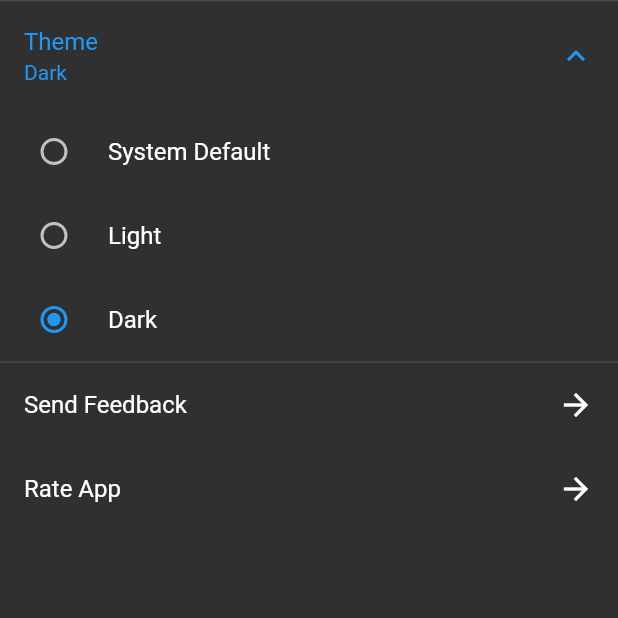
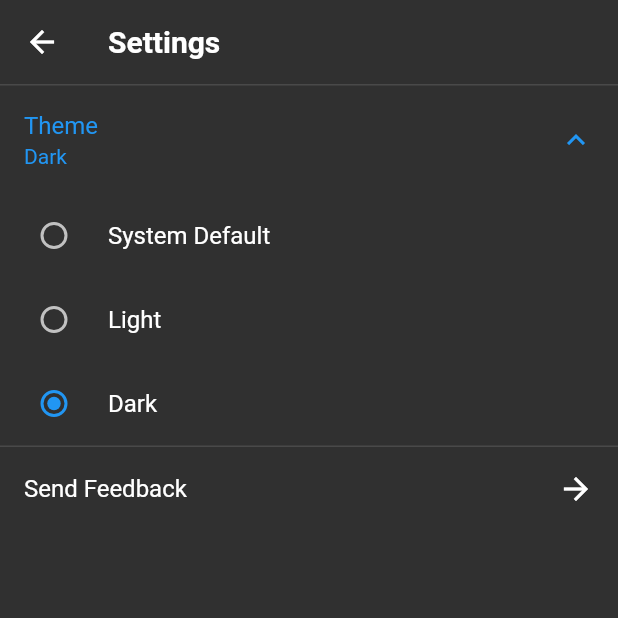
Before and after one commit to EvanSmith93/mood-memo, a Flutter app: the Settings screen opened directly, after a tap on "Theme", after a tap on "Light", after a tap on "Dark", on a phone screen of 412 x 824 dp, the top half of it. Run offline on Flutter 3.47's test engine with Material 2 defaults, Android fonts, the phone set to English and light mode, and no system bars; our stand-ins replace device_info_plus, modal_bottom_sheet, shared_preferences, syncfusion_flutter_calendar; accounts and stored records are empty.

Commit message:
moved settings button to the appbar and refactored more code

```diff
--- a/lib/controllers/calendar_controller.dart
+++ b/lib/controllers/calendar_controller.dart
@@ -1,7 +1,7 @@
 import 'package:flutter/material.dart' hide ModalBottomSheetRoute;
 import 'package:mood_memo/main.dart';
 import 'package:mood_memo/models/rating.dart';
-import 'package:mood_memo/screens/detail_page.dart';
+import 'package:mood_memo/screens/detail.dart';
 import 'package:mood_memo/services/db.dart';
 
 import '../widgets/new_rating_popup.dart';
@@ -28,7 +28,7 @@ class ColorGridController {
       Navigator.push(
         navigatorKey.currentContext!,
         MaterialPageRoute(
-            builder: (context) => DetailPage(
+            builder: (context) => Detail(
                 rating: days[date.toString()]!, refresher: refresher)),
       );
     } else {
--- a/lib/main.dart
+++ b/lib/main.dart
@@ -29,20 +29,39 @@ class _MyAppState extends State<MyApp> {
             title: 'Mood Memo',
             navigatorKey: navigatorKey,
             themeMode: value,
-            theme: ThemeData(
-              brightness: Brightness.light,
+            theme: ThemeData.light().copyWith(
               colorScheme: const ColorScheme.light(
                 primary: Colors.blue,
                 secondary: Colors.blue,
               ),
+              appBarTheme: AppBarTheme(
+                backgroundColor: ThemeData.light().scaffoldBackgroundColor,
+                elevation: 0,
+                iconTheme: const IconThemeData(color: Colors.black),
+                titleTextStyle: const TextStyle(
+                  color: Colors.black,
+                  fontSize: 20,
+                  fontWeight: FontWeight.w600,
+                ),
+              ),
             ),
-            darkTheme: ThemeData(
-              brightness: Brightness.dark,
+            darkTheme: ThemeData.dark().copyWith(
               colorScheme: const ColorScheme.dark(
                 primary: Colors.blue,
                 secondary: Colors.blue,
               ),
+              appBarTheme: AppBarTheme(
+                backgroundColor: ThemeData.dark().scaffoldBackgroundColor,
+                elevation: 0,
+                iconTheme: const IconThemeData(color: Colors.white),
+                titleTextStyle: const TextStyle(
+                  color: Colors.white,
+                  fontSize: 20,
+                  fontWeight: FontWeight.w600,
+                ),
+              ),
             ),
+
             home: const Splash(),
           );
         });
@@ -58,10 +77,7 @@ class _MyAppState extends State<MyApp> {
   // MAYBE NOT NEEDED : add a donate button
 
   // TO DO : change the color scheme for the ratings
-  // TO Do : clean up the database code (make the functions static?)
   // TO DO : test on android (possibly already done)
-  // TO DO : change name to mood memo
-  // TO DO : put settings in the navigation bar and temporarily remove the bottom bar
 
   // DONE : let the user edit posts
   // DONE : fix keyboard bug
@@ -94,3 +110,6 @@ class _MyAppState extends State<MyApp> {
   // DONE : don't highlight the most recently clicked date on the calendar
   // DONE : make the calendar not swipable past the current date
   // DONE : highlight the current date on the calendar
+  // DONE : change name to mood memo
+  // DONE : clean up the database code (make the functions static?)
+  // DONE : put settings in the navigation bar and temporarily remove the bottom bar
--- /dev/null
+++ b/lib/screens/home.dart
@@ -0,0 +1,74 @@
+import 'package:flutter/material.dart';
+import 'package:mood_memo/screens/settings.dart';
+import 'package:mood_memo/widgets/calendar.dart';
+import 'package:mood_memo/widgets/new_rating_popup.dart';
+
+class Home extends StatefulWidget {
+  const Home({super.key});
+
+  @override
+  State<Home> createState() => _HomeState();
+}
+
+class _HomeState extends State<Home> {
+  // for navigation bar - currently not used
+  /*int _currentIndex = 0;
+
+  final List<Widget> _children = [
+    const HomePage(),
+    Settings(),
+  ];*/
+
+  @override
+  Widget build(BuildContext context) {
+    return Scaffold(
+      appBar: AppBar(
+        title: const Text('Mood Memo'),
+        actions: [
+          IconButton(
+            icon: Icon(
+              Icons.settings,
+              color: Theme.of(context).unselectedWidgetColor,
+              ),
+            onPressed: () {
+              Navigator.push(
+                context,
+                MaterialPageRoute(
+                  builder: (context) => Settings(),
+                ),
+              );
+            },
+          ),
+        ],
+      ),
+      body: Calendar(),
+      floatingActionButton: FloatingActionButton(
+        onPressed: () {
+          showRatingPopup(setState, null, null, null);
+        },
+        child: const Icon(Icons.add_reaction, color: Colors.white),
+      ),
+
+      // navigation bar - currently not used
+      /*body: _children[_currentIndex],
+      bottomNavigationBar: BottomNavigationBar(
+        currentIndex: _currentIndex,
+        onTap: (int index) {
+          setState(() {
+            _currentIndex = index;
+          });
+        },
+        items: const [
+          BottomNavigationBarItem(
+            icon: Icon(Icons.calendar_month),
+            label: 'Calendar',
+          ),
+          BottomNavigationBarItem(
+            icon: Icon(Icons.settings),
+            label: 'Settings',
+          ),
+        ],
+      ),*/
+    );
+  }
+}
--- a/lib/screens/settings.dart
+++ b/lib/screens/settings.dart
@@ -13,7 +13,11 @@ class Settings extends StatefulWidget {
 class _SettingsState extends State<Settings> {
   @override
   Widget build(BuildContext context) {
-    return ListView(
+    return Scaffold(
+      appBar: AppBar(
+        title: const Text('Settings'),
+        ),
+      body: ListView(
         children: [
           ExpansionTile(
             title: const Text('Theme'),
@@ -60,14 +64,15 @@ class _SettingsState extends State<Settings> {
             },
           ),
           // rate app button -> opens app store
-        ListTile(
+          /*ListTile(
             title: const Text('Rate App'),
             trailing: const Icon(Icons.arrow_forward),
             onTap: () {
               widget.controller.rateApp();
             },
+          ),*/
+        ],
       ),
-      ],
     );
   }
 }
--- a/lib/screens/splash.dart
+++ b/lib/screens/splash.dart
@@ -1,6 +1,6 @@
 import 'package:flutter/material.dart';
 import 'package:mood_memo/controllers/settings_controller.dart';
-import 'package:mood_memo/screens/tab_view.dart';
+import 'package:mood_memo/screens/home.dart';
 
 class Splash extends StatefulWidget {
   const Splash({super.key});
@@ -28,6 +28,6 @@ class _SplashState extends State<Splash> {
 
   @override
   Widget build(BuildContext context) {
-    return shouldProceed ? const TabView() : const SizedBox.shrink();
+    return shouldProceed ? const Home() : const SizedBox.shrink();
   }
 }
--- a/lib/screens/tab_view.dart
+++ /dev/null
@@ -1,50 +0,0 @@
-import 'package:flutter/material.dart';
-import 'package:mood_memo/screens/home_page.dart';
-import 'package:mood_memo/screens/settings.dart';
-
-class TabView extends StatefulWidget {
-  const TabView({super.key});
-
-  @override
-  State<TabView> createState() => _TabViewState();
-}
-
-class _TabViewState extends State<TabView> {
-  int _currentIndex = 0;
-
-  final List<Widget> _children = [
-    const HomePage(),
-    Settings(),
-  ];
-
-  @override
-  Widget build(BuildContext context) {
-    return Scaffold(
-      appBar: AppBar(
-        title: Text('Mood Memo',
-            style: TextStyle(
-                color: Theme.of(context).textTheme.titleMedium!.color)),
-        backgroundColor: Theme.of(context).scaffoldBackgroundColor,
-      ),
-      body: _children[_currentIndex],
-      bottomNavigationBar: BottomNavigationBar(
-        currentIndex: _currentIndex,
-        onTap: (int index) {
-          setState(() {
-            _currentIndex = index;
-          });
-        },
-        items: const [
-          BottomNavigationBarItem(
-            icon: Icon(Icons.calendar_month),
-            label: 'Calendar',
-          ),
-          BottomNavigationBarItem(
-            icon: Icon(Icons.settings),
-            label: 'Settings',
-          ),
-        ],
-      ),
-    );
-  }
-}
--- a/lib/widgets/calendar.dart
+++ b/lib/widgets/calendar.dart
@@ -28,8 +28,7 @@ class _CalendarState extends State<Calendar> {
           showDatePickerButton: true,
           onTap: (calendarTapDetails) {
             if (calendarTapDetails.targetElement ==
-                CalendarElement.calendarCell)
-              widget.controller.onTap(calendarTapDetails.date, setState);
+                CalendarElement.calendarCell) widget.controller.onTap(calendarTapDetails.date, setState);
           },
           monthViewSettings:
               const MonthViewSettings(showTrailingAndLeadingDates: false),
--- a/lib/widgets/new_rating.dart
+++ b/lib/widgets/new_rating.dart
@@ -44,7 +44,9 @@ class _NewRatingState extends State<NewRating> {
               padding: const EdgeInsets.all(12.0),
               child: ToggleButtons(
                 isSelected: widget.controller.selected,
-                selectedColor: Theme.of(context).textTheme.bodyMedium?.color,
+                color: Colors.white,
+                selectedColor: Colors.white,
+                //selectedColor: Theme.of(context).textTheme.bodyMedium?.color,
                 borderRadius: const BorderRadius.all(Radius.circular(7)),
                 children: [
                   ColorBox(
@@ -100,7 +102,7 @@ class _NewRatingState extends State<NewRating> {
                         widget.controller
                             .saveRating(widget.date, widget.refresher);
                       },
-                child: const Text('Save', style: TextStyle(fontSize: 28)),
+                child: const Text('Save', style: TextStyle(fontSize: 28, color: Colors.white)),
               ),
             ),
             const SizedBox(height: 10),
```
Also changed, not shown: lib/screens/detail.dart (renamed from lib/screens/detail_page.dart, +6 -6 lines), lib/screens/home_page.dart (deleted, +0 -27 lines), lib/controllers/detail_controller.dart (renamed from lib/controllers/detail_page_controller.dart). Lines whose indentation alone changed are shown as unchanged.
